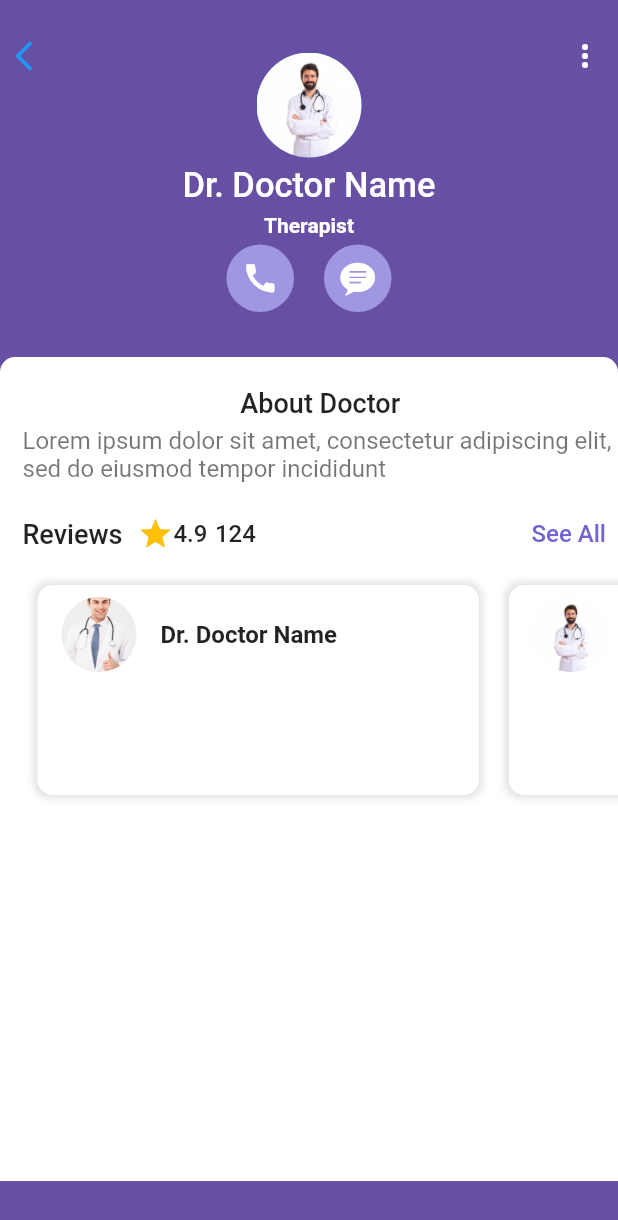
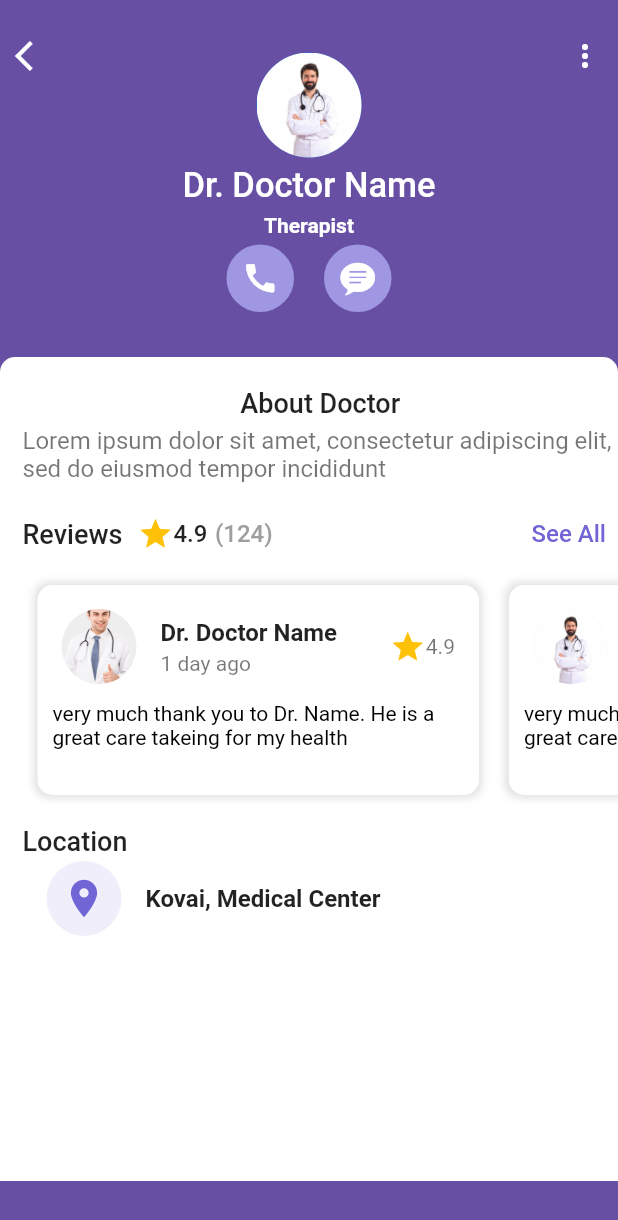
Before and after one commit to Gowsalyanatraj/health_care_app_flutter, a Flutter app: the AppointmentScreen screen opened directly, on a phone screen of 412 x 824 dp. Shown: the top 1220 px of the screen. Run offline on Flutter 3.47's test engine with Material 2 defaults, Android fonts, the phone set to English and light mode, and no system bars.

Commit message:
feat: creating review card and location text || style: adding text and text styles

```diff
--- a/lib/screens/appointment_screen.dart
+++ b/lib/screens/appointment_screen.dart
@@ -31,7 +31,7 @@ class AppointmentScreen extends StatelessWidget {
                           },
                           child: const Icon(
                             Icons.arrow_back_ios,
-                            color: Colors.blue,
+                            color: Colors.white,
                           ),
                         ),
                         InkWell(
@@ -152,9 +152,11 @@ class AppointmentScreen extends StatelessWidget {
                         ),
                         const SizedBox(width: 5.0),
                         const Text(
-                          "124",
+                          "(124)",
                           style: TextStyle(
-                              fontWeight: FontWeight.w500, fontSize: 16.0),
+                              color: Colors.grey,
+                              fontWeight: FontWeight.w500,
+                              fontSize: 16.0),
                         ),
                         const Spacer(),
                         TextButton(
@@ -204,12 +206,66 @@ class AppointmentScreen extends StatelessWidget {
                                         style: TextStyle(
                                             fontWeight: FontWeight.bold),
                                       ),
+                                      subtitle: const Text("1 day ago"),
+                                      trailing: const Row(
+                                        mainAxisSize: MainAxisSize.min,
+                                        mainAxisAlignment:
+                                            MainAxisAlignment.center,
+                                        children: [
+                                          Icon(
+                                            Icons.star,
+                                            color: Colors.amber,
+                                          ),
+                                          Text(
+                                            "4.9",
+                                            style: TextStyle(
+                                                color: Colors.black54),
+                                          )
+                                        ],
+                                      ),
+                                    ),
+                                    const SizedBox(
+                                      height: 0.5,
+                                    ),
+                                    const Padding(
+                                      padding:
+                                          EdgeInsets.symmetric(horizontal: 10),
+                                      child: Text(
+                                        maxLines: 2,
+                                        overflow: TextOverflow.ellipsis,
+                                        "very much thank you to Dr. Name. He is a great care takeing for my health",
+                                        style: TextStyle(color: Colors.black),
+                                      ),
                                     )
                                   ],
                                 ),
                               ),
                             );
                           })),
+                    ),
+                    const SizedBox(height: 10),
+                    const Text(
+                      "Location",
+                      style: TextStyle(
+                        fontSize: 18.0,
+                        fontWeight: FontWeight.w500,
+                      ),
+                    ),
+                    ListTile(
+                      leading: Container(
+                        padding: EdgeInsets.all(10),
+                        decoration: BoxDecoration(
+                            color: Color(0xFFF0EEFA), shape: BoxShape.circle),
+                        child: Icon(
+                          Icons.location_on,
+                          color: Color(0xFF7165D6),
+                          size: 30,
+                        ),
+                      ),
+                      title: Text(
+                        "Kovai, Medical Center",
+                        style: TextStyle(fontWeight: FontWeight.bold),
+                      ),
                     )
                   ],
                 ),
```
